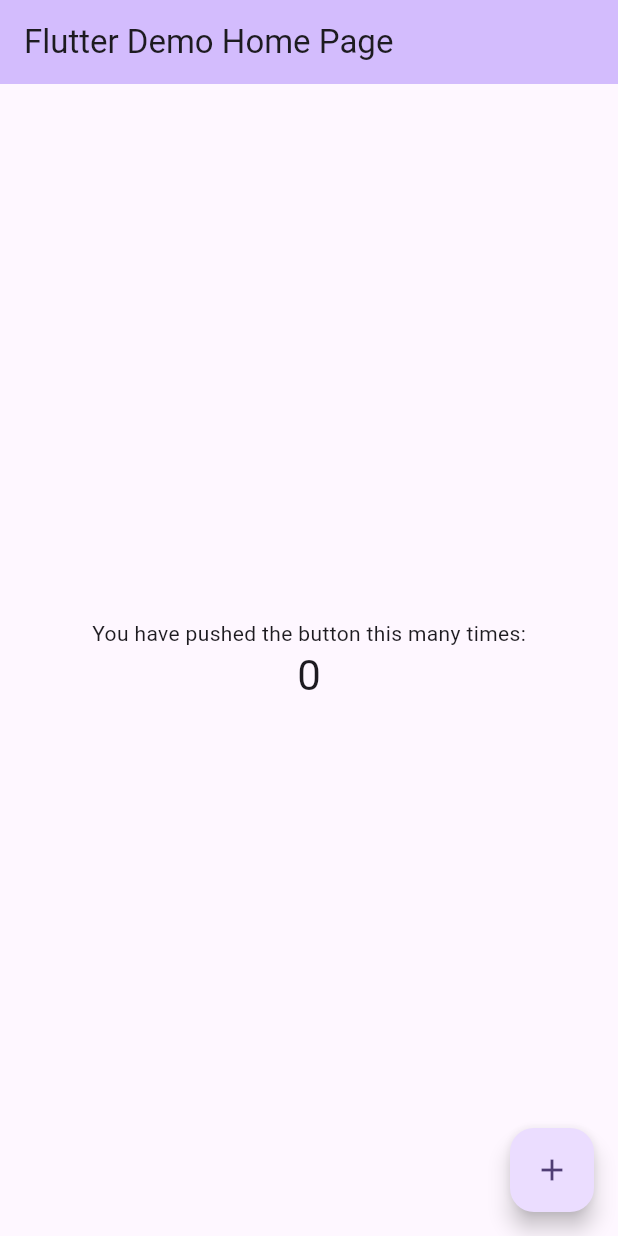
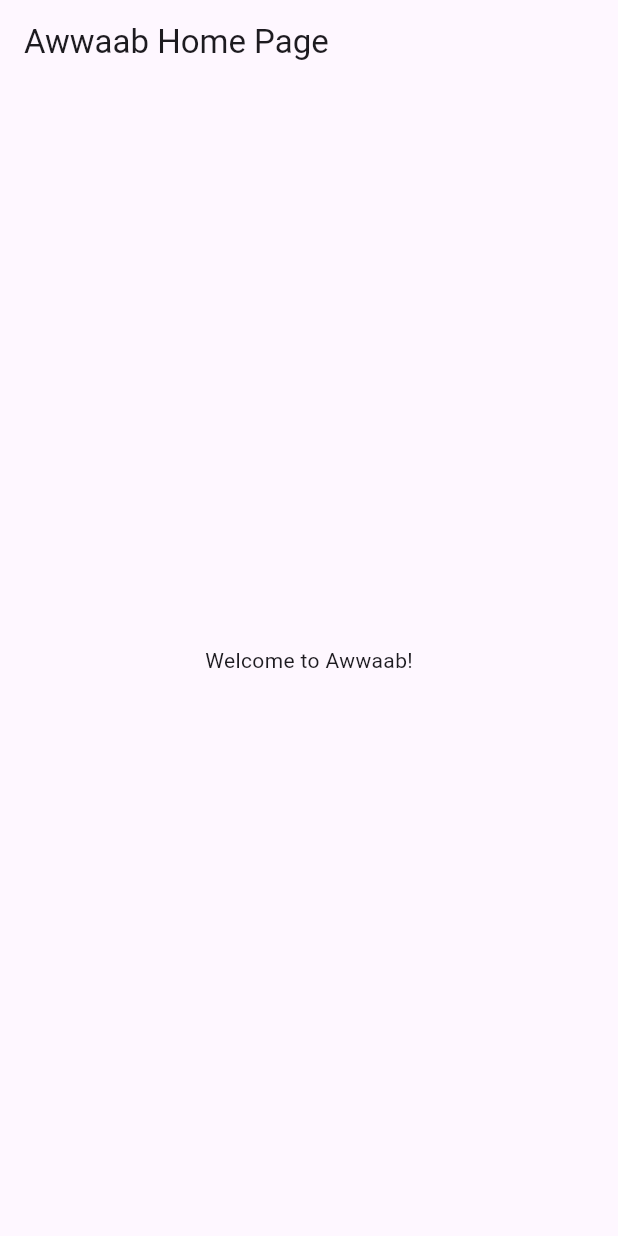
Before and after one commit to AhmedRasmy1/awwaab_app, a Flutter app: the screen it shows after launch, on a phone screen of 412 x 824 dp. Run offline on Flutter 3.47's test engine with Material 3 defaults, Android fonts, the phone set to English and light mode, and no system bars.

Commit message:
refactor: rename MyApp to Awwaab and update widget test accordingly

```diff
--- a/lib/main.dart
+++ b/lib/main.dart
@@ -1,122 +1,31 @@
 import 'package:flutter/material.dart';
 
 void main() {
-  runApp(const MyApp());
+  runApp(const Awwaab());
 }
 
-class MyApp extends StatelessWidget {
-  const MyApp({super.key});
+class Awwaab extends StatelessWidget {
+  const Awwaab({super.key});
 
-  // This widget is the root of your application.
   @override
   Widget build(BuildContext context) {
     return MaterialApp(
-      title: 'Flutter Demo',
-      theme: ThemeData(
-        // This is the theme of your application.
-        //
-        // TRY THIS: Try running your application with "flutter run". You'll see
-        // the application has a purple toolbar. Then, without quitting the app,
-        // try changing the seedColor in the colorScheme below to Colors.green
-        // and then invoke "hot reload" (save your changes or press the "hot
-        // reload" button in a Flutter-supported IDE, or press "r" if you used
-        // the command line to start the app).
-        //
-        // Notice that the counter didn't reset back to zero; the application
-        // state is not lost during the reload. To reset the state, use hot
-        // restart instead.
-        //
-        // This works for code too, not just values: Most code changes can be
-        // tested with just a hot reload.
-        colorScheme: ColorScheme.fromSeed(seedColor: Colors.deepPurple),
-      ),
-      home: const MyHomePage(title: 'Flutter Demo Home Page'),
+      debugShowCheckedModeBanner: false,
+      title: 'Awwaab App',
+      theme: ThemeData(primarySwatch: Colors.blue),
+      home: const HomePage(),
     );
   }
 }
 
-class MyHomePage extends StatefulWidget {
-  const MyHomePage({super.key, required this.title});
-
-  // This widget is the home page of your application. It is stateful, meaning
-  // that it has a State object (defined below) that contains fields that affect
-  // how it looks.
-
-  // This class is the configuration for the state. It holds the values (in this
-  // case the title) provided by the parent (in this case the App widget) and
-  // used by the build method of the State. Fields in a Widget subclass are
-  // always marked "final".
-
-  final String title;
-
-  @override
-  State<MyHomePage> createState() => _MyHomePageState();
-}
-
-class _MyHomePageState extends State<MyHomePage> {
-  int _counter = 0;
-
-  void _incrementCounter() {
-    setState(() {
-      // This call to setState tells the Flutter framework that something has
-      // changed in this State, which causes it to rerun the build method below
-      // so that the display can reflect the updated values. If we changed
-      // _counter without calling setState(), then the build method would not be
-      // called again, and so nothing would appear to happen.
-      _counter++;
-    });
-  }
+class HomePage extends StatelessWidget {
+  const HomePage({super.key});
 
   @override
   Widget build(BuildContext context) {
-    // This method is rerun every time setState is called, for instance as done
-    // by the _incrementCounter method above.
-    //
-    // The Flutter framework has been optimized to make rerunning build methods
-    // fast, so that you can just rebuild anything that needs updating rather
-    // than having to individually change instances of widgets.
     return Scaffold(
-      appBar: AppBar(
-        // TRY THIS: Try changing the color here to a specific color (to
-        // Colors.amber, perhaps?) and trigger a hot reload to see the AppBar
-        // change color while the other colors stay the same.
-        backgroundColor: Theme.of(context).colorScheme.inversePrimary,
-        // Here we take the value from the MyHomePage object that was created by
-        // the App.build method, and use it to set our appbar title.
-        title: Text(widget.title),
-      ),
-      body: Center(
-        // Center is a layout widget. It takes a single child and positions it
-        // in the middle of the parent.
-        child: Column(
-          // Column is also a layout widget. It takes a list of children and
-          // arranges them vertically. By default, it sizes itself to fit its
-          // children horizontally, and tries to be as tall as its parent.
-          //
-          // Column has various properties to control how it sizes itself and
-          // how it positions its children. Here we use mainAxisAlignment to
-          // center the children vertically; the main axis here is the vertical
-          // axis because Columns are vertical (the cross axis would be
-          // horizontal).
-          //
-          // TRY THIS: Invoke "debug painting" (choose the "Toggle Debug Paint"
-          // action in the IDE, or press "p" in the console), to see the
-          // wireframe for each widget.
-          mainAxisAlignment: MainAxisAlignment.center,
-          children: <Widget>[
-            const Text('You have pushed the button this many times:'),
-            Text(
-              '$_counter',
-              style: Theme.of(context).textTheme.headlineMedium,
-            ),
-          ],
-        ),
-      ),
-      floatingActionButton: FloatingActionButton(
-        onPressed: _incrementCounter,
-        tooltip: 'Increment',
-        child: const Icon(Icons.add),
-      ), // This trailing comma makes auto-formatting nicer for build methods.
+      appBar: AppBar(title: const Text('Awwaab Home Page')),
+      body: const Center(child: Text('Welcome to Awwaab!')),
     );
   }
 }
```
Also changed, not shown: 1 other file.
